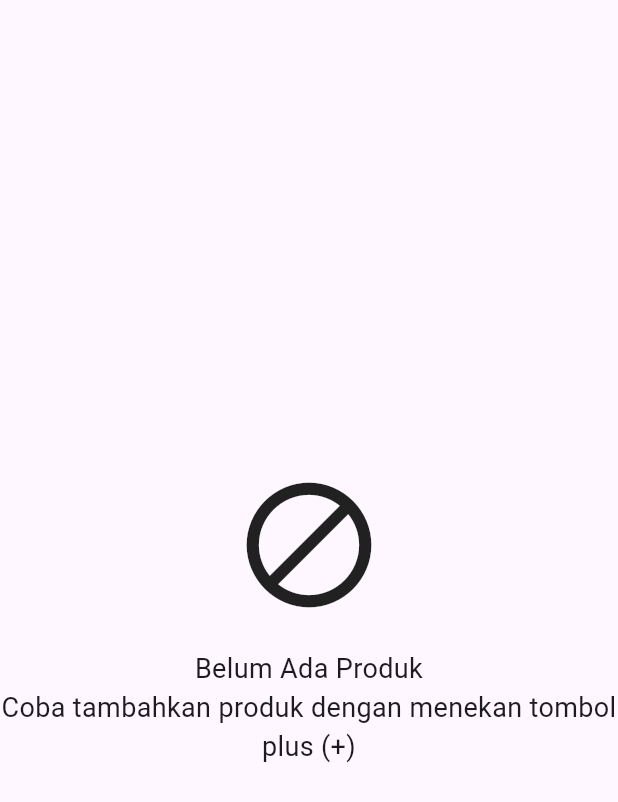
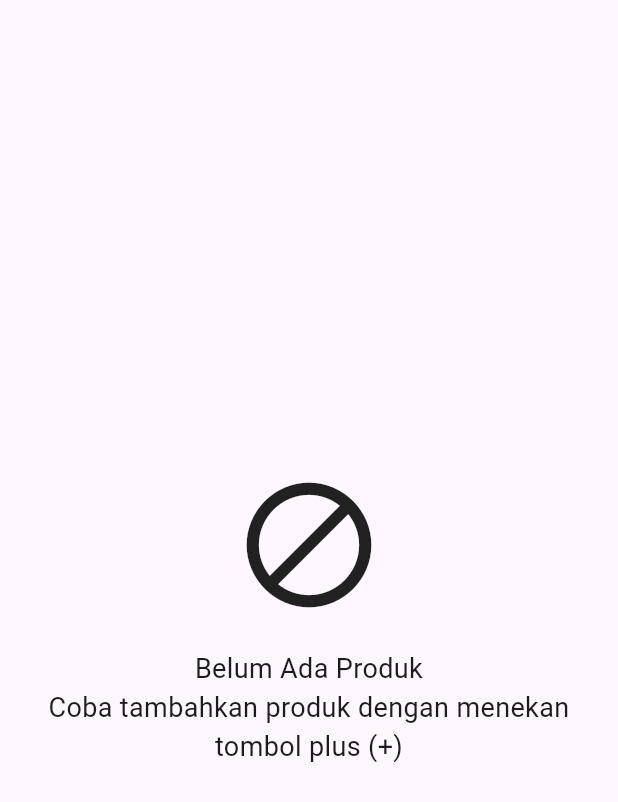
Before and after one commit to ThatPersonAyuma/PMB_API-Flutter, a Flutter app: the EmptyProduct widget shown alone on an empty page, opened directly, on a phone screen of 412 x 824 dp. Shown: the top 802 px of the screen. Run offline on Flutter 3.47's test engine with Material 3 defaults, Android fonts, the light colour scheme and no system bars; our stand-ins replace flutter_secure_storage; accounts and stored records are empty; network calls fail.

Commit message:
Finishing and Adding some Screenshoot

```diff
--- a/lib/pages/home.dart
+++ b/lib/pages/home.dart
@@ -176,13 +176,15 @@ class _HomeState extends State<HomeBody> {
   Widget build(BuildContext context) {
     return _isLoading
         ? const Center(child: CircularProgressIndicator())
-        : (products.isNotEmpty
-              ? buildProductsView()
-              : const EmptyProduct());
+        : (products.isNotEmpty ? buildProductsView() : const EmptyProduct());
   }
 
   Widget buildProductsView() {
-    return ListView.builder(
+    return RefreshIndicator(
+      onRefresh: () async {
+        await refreshProducts();
+      },
+      child: ListView.builder(
         itemCount: products.length,
         itemBuilder: (context, index) {
           final product = products[index];
@@ -223,6 +225,7 @@ class _HomeState extends State<HomeBody> {
             ),
           );
         },
+      ),
     );
   }
 }
@@ -232,19 +235,20 @@ class EmptyProduct extends StatelessWidget {
 
   @override
   Widget build(BuildContext context) {
-    return Column(
+    return Padding(
+      padding: const EdgeInsets.symmetric(horizontal: 16),
+      child: Column(
         mainAxisAlignment: MainAxisAlignment.center,
         spacing: 20,
         children: [
-        Icon(Icons.do_not_disturb_alt_sharp, size: 100,),
+          Icon(Icons.do_not_disturb_alt_sharp, size: 100),
           Text(
             "Belum Ada Produk\nCoba tambahkan produk dengan menekan tombol plus (+)",
             textAlign: TextAlign.center,
-          style: TextStyle(
-            fontSize: 18,
-          ),
+            style: TextStyle(fontSize: 18),
           ),
         ],
+      )
     );
   }
 }
```
Also changed, not shown: PBM1.jpeg (added), PBM2.jpeg (added), PBM3.jpeg (added), PBM4.jpeg (added), PBM5.jpeg (added), 1 other file. Lines whose indentation alone changed are shown as unchanged.
